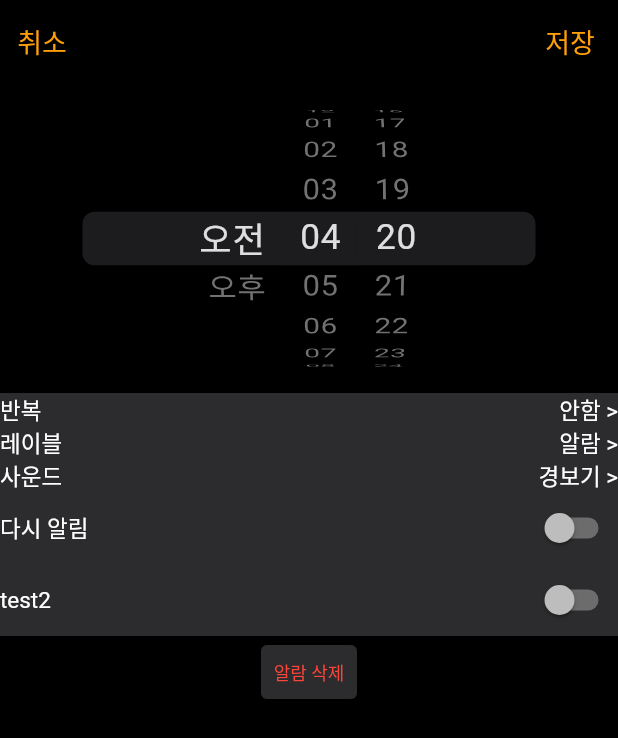
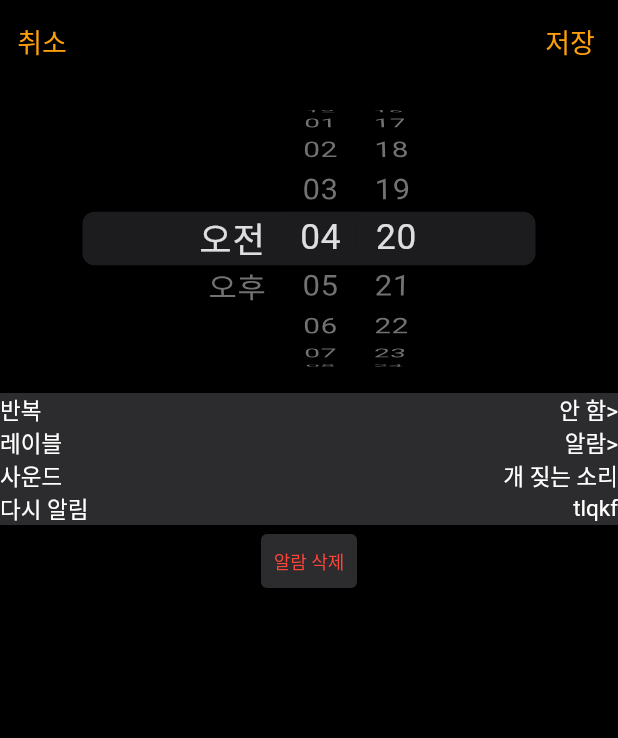
Before and after one commit to nakisara01/Alarm1, a Flutter app: the AlarmDetailPage screen opened directly, on a phone screen of 412 x 824 dp. Shown: the top 738 px of the screen. Run offline on Flutter 3.47's test engine with Material 2 defaults, Android fonts, the phone set to English and light mode, and no system bars.

Commit message:
Add: alarmDetail components(alarmDatePicker, alarmConfigurationBox, body)

```diff
--- a/lib/src/ui/alarmDetail/alarmDetail.dart
+++ b/lib/src/ui/alarmDetail/alarmDetail.dart
@@ -1,20 +1,16 @@
 import 'package:alarm1/src/constants/color.dart';
 import 'package:alarm1/src/constants/padding.dart';
-import 'package:alarm1/src/ui/widgets/titleWithDescriptionBox.dart';
 import 'package:alarm1/src/ui/widgets/TextTitleWithDescriptionButtonBox.dart';
 import 'package:flutter/cupertino.dart';
-import 'package:flutter/foundation.dart';
 import 'package:flutter/material.dart';
+import 'package:alarm1/src/ui/alarmDetail/components/body.dart';
 
 import '../widgets/switchByPlatform.dart';
 
 class AlarmDetailPage extends StatelessWidget {
-  bool isSwitched = false;
-  late Function(bool) onChanged;
 
   @override
   Widget build(BuildContext context) {
-    Size size = MediaQuery.of(context).size;
     return Scaffold(
         backgroundColor: Colors.black,
         appBar: AppBar(
@@ -40,58 +36,8 @@ class AlarmDetailPage extends StatelessWidget {
               '알람 편집',
               style: TextStyle(color: Colors.black, fontSize: 20),
             )),
-        body: Column(children: [
-          Container(
-              height: size.height * 0.25,
-              child: CupertinoDatePicker(
-                  mode: CupertinoDatePickerMode.time,
-                  onDateTimeChanged: (DateTime value) {})),
-          //Detail페이지의 Datepicker아래 메뉴 박스
-          Container(
-              decoration: BoxDecoration(
-                  borderRadius:
-                      BorderRadius.all(Radius.circular(kDefaultPadding)),
-                  color: IOS_SYSTEM_GRAY[2]),
-              child: Column(
-                children: [
-                  TextTitleWithDescriptionButtonBox(
-                    title: Text('반복'),
-                    content: Text('안함 >'),
-                  ),
-                  TextTitleWithDescriptionButtonBox(
-                    title: Text('레이블'),
-                    content: Text('알람 >'),
-                  ),
-                  TextTitleWithDescriptionButtonBox(
-                    title: Text('사운드'),
-                    content: Text('경보기 >'),
-                  ),
-                  TextTitleWithDescriptionButtonBox(
-                    title: Text('다시 알림'),
-                    content: SwitchByPlatForm(
-                      isSwitched: isSwitched,
-                      onChanged: (bool) {},
-                    ),
-                  ),
-                  TextTitleWithDescriptionButtonBox(
-                    title: Text('test2'),
-                    content: SwitchByPlatForm(
-                      isSwitched: isSwitched,
-                      onChanged: (bool) {},
-                    ),
-                  )
-                ],
-              )),
-          TextButton(
-            style: ButtonStyle(
-                backgroundColor:
-                    MaterialStateProperty.all<Color>(IOS_SYSTEM_GRAY[2])),
-            onPressed: () {},
-            child: Text(
-              '알람 삭제',
-              style: TextStyle(color: IOS_RED, fontSize: 12),
-            ),
-          ),
-        ]));
+        //바디 부분
+        body: AlarmDetailBody()
+        );
   }
 }
--- /dev/null
+++ b/lib/src/ui/alarmDetail/components/alalrmDatePicker.dart
@@ -0,0 +1,15 @@
+import 'package:flutter/material.dart';
+import 'package:flutter/cupertino.dart';
+
+class alarmDatePicker extends StatelessWidget {
+  @override
+  Widget build(BuildContext context) {
+    Size size = MediaQuery.of(context).size;
+    return Container(
+        height: size.height * 0.25,
+        child: CupertinoDatePicker(
+            mode: CupertinoDatePickerMode.time,
+            onDateTimeChanged: (DateTime value) {}),
+      );
+  }
+}
--- /dev/null
+++ b/lib/src/ui/alarmDetail/components/alarmConfigurationBox.dart
@@ -0,0 +1,47 @@
+import 'package:alarm1/src/ui/widgets/TextTitleWithDescriptionButtonBox.dart';
+import 'package:alarm1/src/ui/widgets/switchByPlatform.dart';
+import 'package:flutter/material.dart';
+import 'package:flutter/cupertino.dart';
+
+import '../../../constants/color.dart';
+import '../../../constants/padding.dart';
+
+class alarmConfigurationBox extends StatelessWidget {
+  bool isSwitched = false;
+  late Function(bool) onChanged;
+
+  @override
+  Widget build(BuildContext context) {
+    return Column(
+      children: [
+        Container(
+          decoration: BoxDecoration(
+              borderRadius: BorderRadius.all(Radius.circular(kDefaultPadding)),
+              color: IOS_SYSTEM_GRAY[2]),
+          child: Column(
+            children: [
+              TextTitleWithDescriptionButtonBox(
+                  title: Text('반복'), content: Text('안 함>')),
+              TextTitleWithDescriptionButtonBox(
+                  title: Text('레이블'), content: Text('알람>')),
+              TextTitleWithDescriptionButtonBox(
+                  title: Text('사운드'), content: Text('개 짖는 소리')),
+              TextTitleWithDescriptionButtonBox(
+                  title: Text('다시 알림'), content: Text('tlqkf')),
+            ],
+          ),
+        ),
+        TextButton(
+          style: ButtonStyle(
+              backgroundColor:
+                  MaterialStateProperty.all<Color>(IOS_SYSTEM_GRAY[2])),
+          onPressed: () {},
+          child: Text(
+            '알람 삭제',
+            style: TextStyle(color: IOS_RED, fontSize: 12),
+          ),
+        ),
+      ],
+    );
+  }
+}
--- /dev/null
+++ b/lib/src/ui/alarmDetail/components/body.dart
@@ -0,0 +1,18 @@
+import 'package:alarm1/src/ui/alarmDetail/components/alalrmDatePicker.dart';
+import 'package:alarm1/src/ui/alarmDetail/components/alarmConfigurationBox.dart';
+import 'package:flutter/material.dart';
+import 'package:flutter/cupertino.dart';
+
+class AlarmDetailBody extends StatelessWidget{
+  @override
+  Widget build(BuildContext context) {
+    return Column(
+      children: [
+        alarmDatePicker(),
+        alarmConfigurationBox()
+      ],
+    );
+  }
+
+
+}
--- a/lib/src/ui/alarmList/components/textCard.dart
+++ b/lib/src/ui/alarmList/components/textCard.dart
@@ -16,7 +16,6 @@ class TextCard extends StatefulWidget {
 class TextCardState extends State<TextCard>{
   @override
   Widget build(BuildContext context) {
-    // TODO: SwitchByPlatform이 변경되면 textColor도 변경되게 하기
     Color textColor = widget.isSwitched ? Colors.white:IOS_SYSTEM_GRAY[0];
     return Column(
         crossAxisAlignment: CrossAxisAlignment.start,
```
Also changed, not shown: lib/src/ui/alarmList/components/alalrmDatePicker.dart (deleted), lib/src/ui/alarmList/components/alarmConfigurationBox.dart (deleted).
